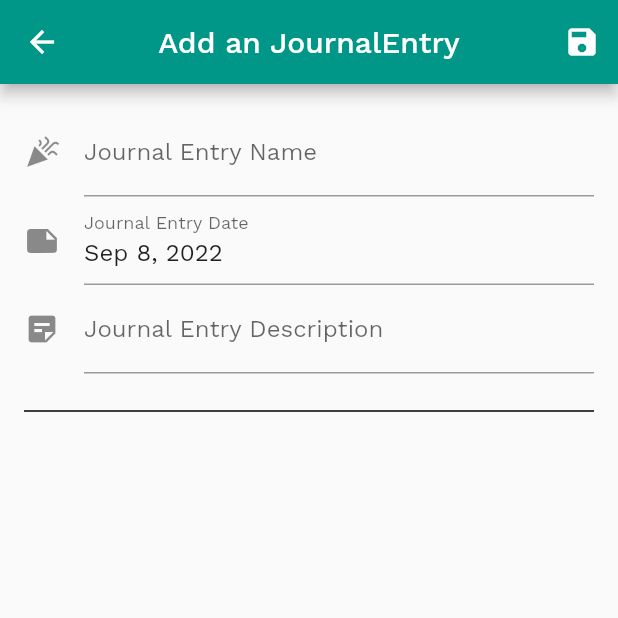
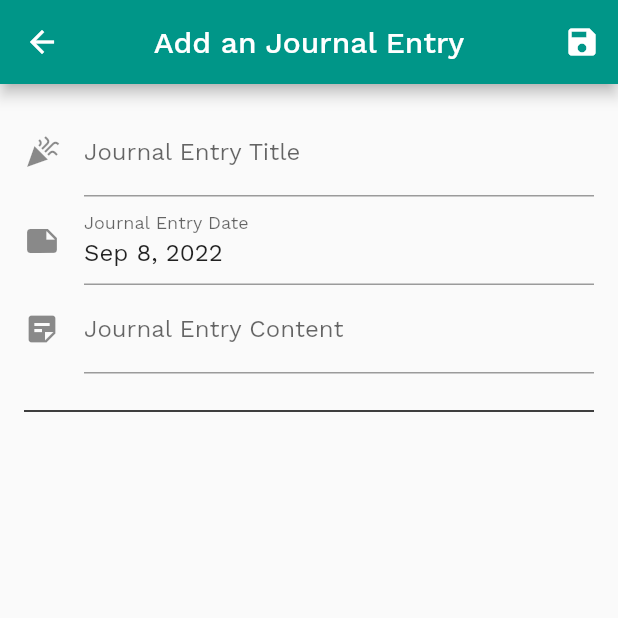
Before and after one commit to angnicholas/diario_flutter, a Flutter app: the ScrEditJournalEntry screen opened by its route, on a phone screen of 412 x 824 dp, the top half of it. Run offline on Flutter 3.47's test engine with Material 2 defaults, Android fonts, the phone set to English and light mode, and no system bars; drawn by our look-alikes of date_time_picker; our stand-ins replace dio, google_fonts, shared_preferences; missing offline and left inert: search_page; accounts and stored records are empty.

Commit message:
Touch up design

```diff
--- a/lib/screens/journalentry_detail.dart
+++ b/lib/screens/journalentry_detail.dart
@@ -35,7 +35,7 @@ class ScrJournalEntryDetail extends StatelessWidget {
             //JournalEntry name
             DetailRow(
               displayicon: Icon(Icons.celebration),
-              labeltext: '  JournalEntry: ',
+              labeltext: '  Journal Entry: ',
               contenttext: loadedJournalEntry.title,
             ),
 
--- a/lib/screens/journalentry_edit.dart
+++ b/lib/screens/journalentry_edit.dart
@@ -67,7 +67,7 @@ class _ScrEditJournalEntry extends State<ScrEditJournalEntry> {
       //Title
       appBar: AppBar(
         title: _isCreateJournalEntry
-            ? Text('Add an JournalEntry')
+            ? Text('Add an Journal Entry')
             : Text(_createdjournalentry.title),
         centerTitle: true,
         actions: [
@@ -90,7 +90,7 @@ class _ScrEditJournalEntry extends State<ScrEditJournalEntry> {
                   initialValue: _createdjournalentry.title,
                   decoration: InputDecoration(
                     icon: Icon(Icons.celebration),
-                    labelText: 'Journal Entry Name',
+                    labelText: 'Journal Entry Title',
                   ),
                   textInputAction: TextInputAction.next,
                   validator: (value) {
@@ -134,7 +134,7 @@ class _ScrEditJournalEntry extends State<ScrEditJournalEntry> {
                   initialValue: _createdjournalentry.content,
                   decoration: InputDecoration(
                     icon: Icon(Icons.sticky_note_2),
-                    labelText: 'Journal Entry Description',
+                    labelText: 'Journal Entry Content',
                   ),
                   textInputAction: TextInputAction.next,
                   onSaved: (value) {
--- a/lib/screens/login.dart
+++ b/lib/screens/login.dart
@@ -43,6 +43,7 @@ class _LoginViewState extends State<LoginView> {
                         textInputAction: TextInputAction.next,
                       ),
                       TextField(
+                        obscureText: true,
                         controller: _passwordController,
                         decoration: InputDecoration(hintText: 'Password'),
                         textInputAction: TextInputAction.done,
```
